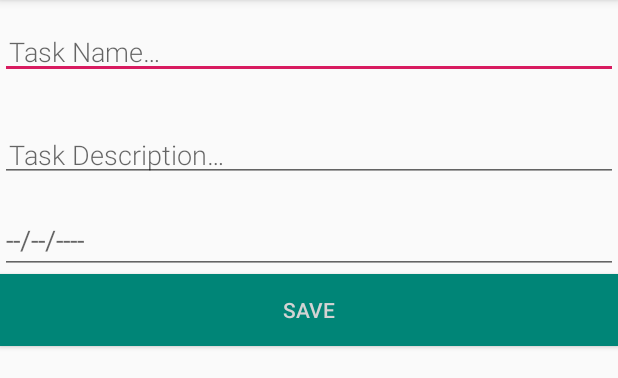
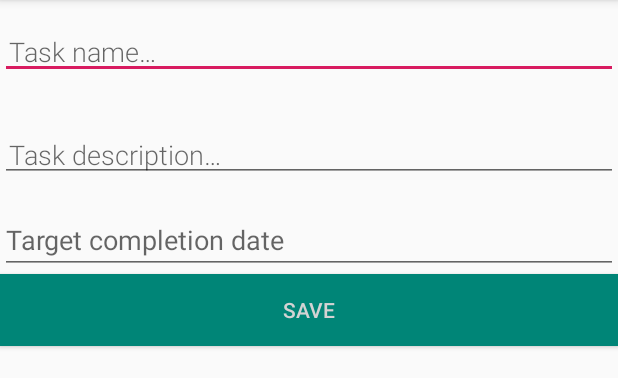
Before and after one commit to ProfDoof/TaskTrackingApp, an Android app: the screen it shows after launch (NewTaskActivity), after a tap on an icon or button, on a phone screen of 412 x 824 dp, the part 84-462 px from its top. Run offline under Robolectric (Android 15) with nearby library versions, the phone set to English and light mode, and no system bars; our stand-ins replace Room's generated code; 1 statement that could not run was skipped.

Commit message:
Adjusted UI

```diff
--- a/app/src/main/java/edu/devilsadvocate/tasktrackingactivity/NewTaskActivity.kt
+++ b/app/src/main/java/edu/devilsadvocate/tasktrackingactivity/NewTaskActivity.kt
@@ -7,6 +7,7 @@ import android.icu.util.Calendar
 import android.os.Bundle
 import android.text.TextUtils
 import android.view.View
+import android.view.inputmethod.InputMethodManager
 import android.widget.Toast
 import androidx.appcompat.app.AppCompatActivity
 import kotlinx.android.synthetic.main.activity_new_task.*
@@ -45,8 +46,6 @@ class NewTaskActivity : AppCompatActivity() {
         val day = c.get(Calendar.DAY_OF_MONTH)
 
         val dpd = DatePickerDialog(this, DatePickerDialog.OnDateSetListener { _, yearSelected, monthOfYear, dayOfMonth ->
-            // Display Selected date in Toast
-            Toast.makeText(this, """$dayOfMonth - ${monthOfYear + 1} - $yearSelected""", Toast.LENGTH_LONG).show()
             datePicker.setText("""${monthOfYear + 1}/$dayOfMonth/$yearSelected""")
         }, year, month, day)
         dpd.show()
--- a/app/src/main/java/edu/devilsadvocate/tasktrackingactivity/TaskDao.kt
+++ b/app/src/main/java/edu/devilsadvocate/tasktrackingactivity/TaskDao.kt
@@ -5,12 +5,14 @@ import androidx.room.Dao
 import androidx.room.Insert
 import androidx.room.OnConflictStrategy
 import androidx.room.Query
+import java.time.LocalDate
+import java.util.*
 
 @Dao
 interface TaskDao {
 
-    @Query("SELECT * FROM task_table ORDER BY taskTargetCompletionDate ASC")
-    fun getTasksOrderedByDate(): LiveData<List<Task>>
+    @Query("SELECT * FROM task_table") //WHERE taskTargetCompletionDate = date
+    fun getTasksOrderedByDate(): LiveData<List<Task>> //(date: Date)
 
     @Insert(onConflict = OnConflictStrategy.REPLACE)
     suspend fun insert(task: Task)
--- a/app/src/main/res/layout/activity_new_task.xml
+++ b/app/src/main/res/layout/activity_new_task.xml
@@ -32,11 +32,11 @@
         android:id="@+id/datePicker"
         android:layout_width="match_parent"
         android:layout_height="wrap_content"
+        android:cursorVisible="false"
         android:ems="10"
-        android:hint="--/--/----"
-        android:inputType="none"
         android:focusable="false"
-        android:cursorVisible="false" />
+        android:hint="@string/hint_task_date"
+        android:inputType="none" />
 
     <Button
         android:id="@+id/button_save"
--- a/app/src/main/res/layout/recyclerview_item.xml
+++ b/app/src/main/res/layout/recyclerview_item.xml
@@ -32,6 +32,7 @@
             android:id="@+id/textTitle"
             android:layout_width="match_parent"
             android:layout_height="wrap_content"
+            android:maxLines="1"
             android:text="Task title"
             android:textColor="@android:color/black"
             android:textSize="18sp"
@@ -41,7 +42,9 @@
             android:id="@+id/textDescription"
             android:layout_width="match_parent"
             android:layout_height="wrap_content"
+            android:maxLines="1"
             android:text="Short description preview"
+            android:textAllCaps="false"
             android:textSize="16sp" />
     </LinearLayout>
 
--- a/app/src/main/res/values/strings.xml
+++ b/app/src/main/res/values/strings.xml
@@ -1,8 +1,9 @@
 <resources>
     <string name="app_name">TaskTrackingActivity</string>
     <string name="action_settings">Settings</string>
-    <string name="hint_task_name">Task Name&#8230;</string>
-    <string name="hint_task_desc">Task Description&#8230;</string>
+    <string name="hint_task_name">Task name&#8230;</string>
+    <string name="hint_task_desc">Task description&#8230;</string>
+    <string name="hint_task_date">Target completion date</string>
     <string name="button_task_save">Save</string>
     <string name="not_saved">Task was not saved.</string>
 </resources>
```
